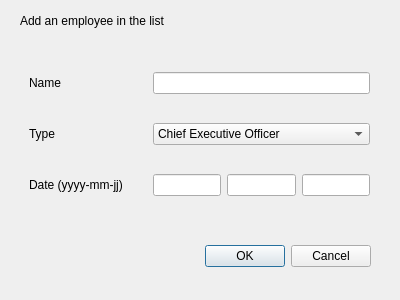
Above: employee_dialog.ui from Romain96/M2S3_QualiteERP before the change. Below: the same form after it.
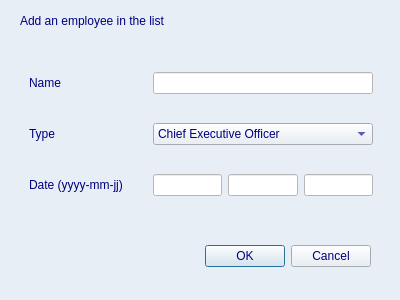
That is the form after the change.

What changed in the file:
```diff
--- a/employee_dialog.ui
+++ b/employee_dialog.ui
@@ -13,6 +13,17 @@
   <property name="windowTitle">
    <string>Dialog</string>
   </property>
+  <property name="styleSheet">
+   <string notr="true">*{background:rgb(231, 238, 245);
+color:rgb(0, 0, 127);
+
+}
+QMenuBar {
+background-color: black;
+color:white;
+}
+</string>
+  </property>
   <widget class="QDialogButtonBox" name="buttonBox">
    <property name="geometry">
     <rect>
@@ -34,13 +45,17 @@
     <rect>
      <x>29</x>
      <y>49</y>
-     <width>341</width>
+     <width>344</width>
      <height>171</height>
     </rect>
    </property>
    <layout class="QGridLayout" name="gridLayout">
     <item row="3" column="2">
-     <widget class="QLineEdit" name="lineEdit_year"/>
+     <widget class="QLineEdit" name="lineEdit_year">
+      <property name="styleSheet">
+       <string notr="true">background-color:white;</string>
+      </property>
+     </widget>
     </item>
     <item row="1" column="0">
      <widget class="QLabel" name="label_name">
@@ -77,10 +92,18 @@
      </spacer>
     </item>
     <item row="3" column="3">
-     <widget class="QLineEdit" name="lineEdit_month"/>
+     <widget class="QLineEdit" name="lineEdit_month">
+      <property name="styleSheet">
+       <string notr="true">background-color:white;</string>
+      </property>
+     </widget>
     </item>
     <item row="3" column="4">
-     <widget class="QLineEdit" name="lineEdit_day"/>
+     <widget class="QLineEdit" name="lineEdit_day">
+      <property name="styleSheet">
+       <string notr="true">background-color:white;</string>
+      </property>
+     </widget>
     </item>
     <item row="2" column="2" colspan="3">
      <widget class="QComboBox" name="comboBox_type">
@@ -107,7 +130,11 @@
      </widget>
     </item>
     <item row="1" column="2" colspan="3">
-     <widget class="QLineEdit" name="lineEdit_name"/>
+     <widget class="QLineEdit" name="lineEdit_name">
+      <property name="styleSheet">
+       <string notr="true">background-color:white;</string>
+      </property>
+     </widget>
     </item>
    </layout>
   </widget>
@@ -116,7 +143,7 @@
     <rect>
      <x>20</x>
      <y>10</y>
-     <width>181</width>
+     <width>191</width>
      <height>21</height>
     </rect>
    </property>
```
